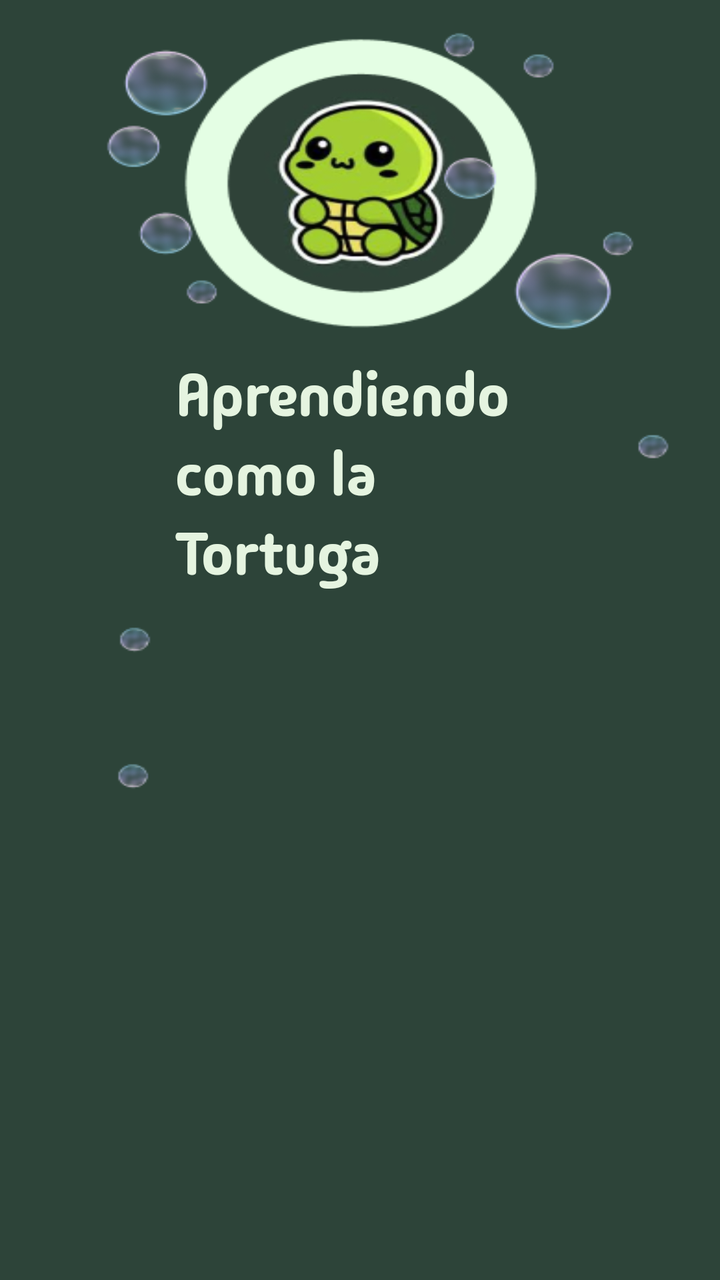
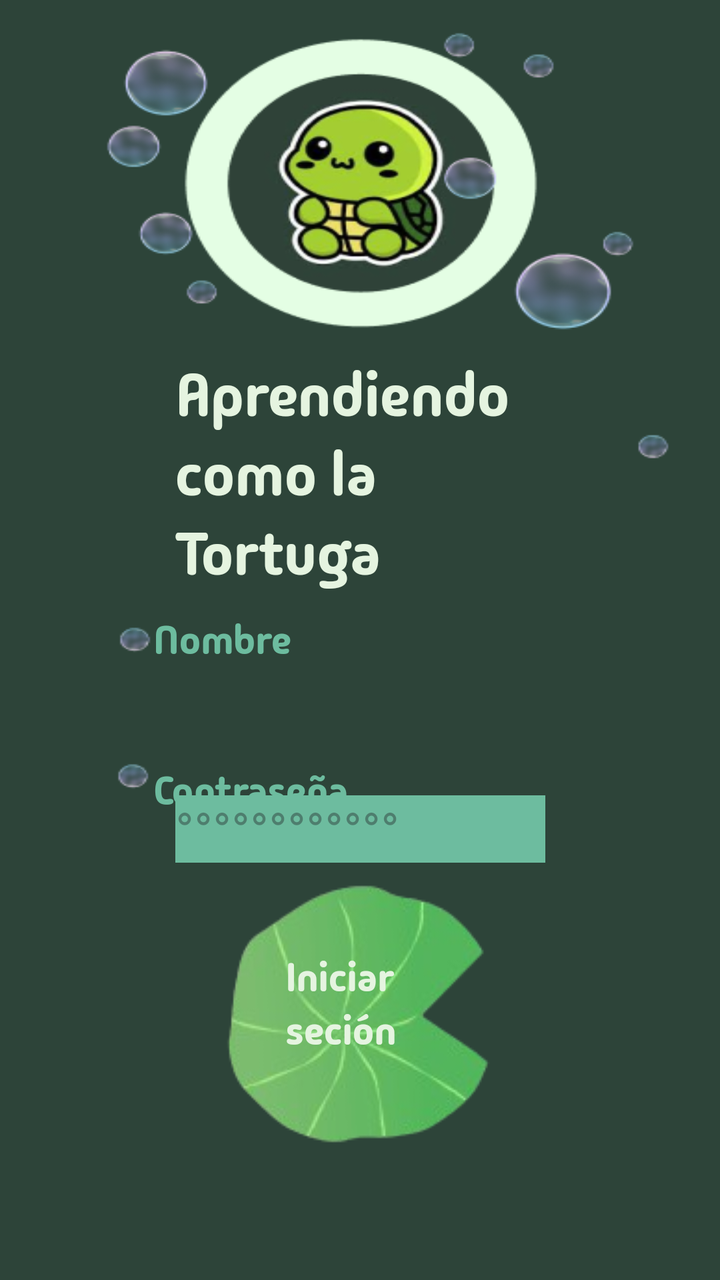

Two renders of the same Android screen: before a commit and after it. Below are the layout's source before the change and the commit's diff.
<!-- AndroidManifest.xml: application theme Theme.Pacuare -->
<!-- res/layout/activity_main.xml -->
<?xml version="1.0" encoding="utf-8"?>
<androidx.constraintlayout.widget.ConstraintLayout xmlns:android="http://schemas.android.com/apk/res/android"
    xmlns:app="http://schemas.android.com/apk/res-auto"
    xmlns:tools="http://schemas.android.com/tools"
    android:id="@+id/main"
    android:layout_width="match_parent"
    android:layout_height="match_parent"
    android:background="@drawable/tortuga"
    tools:context=".MainActivity">

    <TextView
        android:layout_width="185dp"
        android:layout_height="wrap_content"
        android:fontFamily="@font/madimione"
        android:text="Aprendiendo como la Tortuga"
        android:textColor="#E5F4E0"
        android:textSize="30sp"
        app:layout_constraintBottom_toBottomOf="parent"
        app:layout_constraintEnd_toEndOf="parent"
        app:layout_constraintStart_toStartOf="parent"
        app:layout_constraintTop_toTopOf="parent"
        app:layout_constraintVertical_bias="0.341" />

</androidx.constraintlayout.widget.ConstraintLayout>
<!-- resources referenced by this layout -->
<resources>
  <!-- drawable tortuga: png bitmap (drawable, 52617 bytes) -->
  <style name="Theme.Pacuare" parent="Base.Theme.Pacuare" />
  <style name="Base.Theme.Pacuare" parent="Theme.Material3.DayNight.NoActionBar">
          
          
      </style>
</resources>

<!-- the commit's change to res/layout/activity_main.xml (unified diff, before → after) -->
@@ -9,6 +9,7 @@
     tools:context=".MainActivity">
 
     <TextView
+        android:id="@+id/titulo"
         android:layout_width="185dp"
         android:layout_height="wrap_content"
         android:fontFamily="@font/madimione"
@@ -21,4 +22,94 @@
         app:layout_constraintTop_toTopOf="parent"
         app:layout_constraintVertical_bias="0.341" />
 
+    <TextView
+        android:id="@+id/tit1"
+        android:layout_width="185dp"
+        android:layout_height="wrap_content"
+        android:fontFamily="@font/madimione"
+        android:text="Nombre"
+        android:textColor="#6DBC9F"
+        android:textSize="20sp"
+        app:layout_constraintBottom_toBottomOf="parent"
+        app:layout_constraintEnd_toEndOf="parent"
+        app:layout_constraintHorizontal_bias="0.438"
+        app:layout_constraintStart_toStartOf="parent"
+        app:layout_constraintTop_toTopOf="parent" />
+
+    <TextView
+        android:id="@+id/tit2"
+        android:layout_width="185dp"
+        android:layout_height="wrap_content"
+        android:fontFamily="@font/madimione"
+        android:text="Contraseña"
+        android:textColor="#6DBC9F"
+        android:textSize="20sp"
+        app:layout_constraintBottom_toBottomOf="parent"
+        app:layout_constraintEnd_toEndOf="parent"
+        app:layout_constraintHorizontal_bias="0.438"
+        app:layout_constraintStart_toStartOf="parent"
+        app:layout_constraintTop_toTopOf="parent"
+        app:layout_constraintVertical_bias="0.623" />
+
+
+    <EditText
+        android:id="@+id/user"
+        android:layout_width="185dp"
+        android:layout_height="wrap_content"
+        android:layout_marginBottom="316dp"
+        android:background="#6DBC9F"
+        android:hint="Floppy...."
+        android:inputType="text"
+        android:textColor="#E5F4E0"
+        android:textSize="25dp"
+        app:layout_constraintBottom_toBottomOf="parent"
+        app:layout_constraintEnd_toEndOf="parent"
+        app:layout_constraintStart_toStartOf="parent"
+        app:layout_constraintTop_toBottomOf="@+id/tit1"
+        app:layout_constraintVertical_bias="0.168" />
+
+    <EditText
+        android:id="@+id/password"
+        android:layout_width="185dp"
+        android:layout_height="wrap_content"
+        android:layout_marginBottom="228dp"
+        android:background="#6DBC9F"
+        android:hint="°°°°°°°°°°°°"
+        android:inputType="text|textPassword"
+        android:textColor="#E5F4E0"
+        android:textSize="25dp"
+        app:layout_constraintBottom_toBottomOf="parent"
+        app:layout_constraintEnd_toEndOf="parent"
+        app:layout_constraintStart_toStartOf="parent"
+        app:layout_constraintTop_toBottomOf="@+id/tit2"
+        app:layout_constraintVertical_bias="0.373" />
+
+    <ImageView
+        android:id="@+id/btnlog"
+        android:layout_width="wrap_content"
+        android:layout_height="wrap_content"
+        app:layout_constraintBottom_toBottomOf="parent"
+        app:layout_constraintEnd_toEndOf="parent"
+        app:layout_constraintHorizontal_bias="0.498"
+        app:layout_constraintStart_toStartOf="parent"
+        app:layout_constraintTop_toBottomOf="@+id/password"
+        app:layout_constraintVertical_bias="0.12"
+        app:srcCompat="@drawable/hoja" />
+
+    <TextView
+        android:id="@+id/btnlogtxt"
+        android:layout_width="109dp"
+        android:layout_height="72dp"
+        android:fontFamily="@font/madimione"
+        android:shadowColor="#120A0A"
+        android:text="Iniciar seción"
+        android:textColor="#E5F4E0"
+        android:textSize="20sp"
+        app:layout_constraintBottom_toBottomOf="parent"
+        app:layout_constraintEnd_toEndOf="parent"
+        app:layout_constraintHorizontal_bias="0.569"
+        app:layout_constraintStart_toStartOf="parent"
+        app:layout_constraintTop_toTopOf="parent"
+        app:layout_constraintVertical_bias="0.837" />
+
 </androidx.constraintlayout.widget.ConstraintLayout>
<!-- resource entries referenced after the edit -->
@@ -1,5 +1,6 @@
 <!-- resources referenced by this layout -->
 <resources>
+  <!-- drawable hoja: png bitmap (drawable, 24034 bytes) -->
   <!-- drawable tortuga: png bitmap (drawable, 52617 bytes) -->
   <style name="Theme.Pacuare" parent="Base.Theme.Pacuare" />
   <style name="Base.Theme.Pacuare" parent="Theme.Material3.DayNight.NoActionBar">
